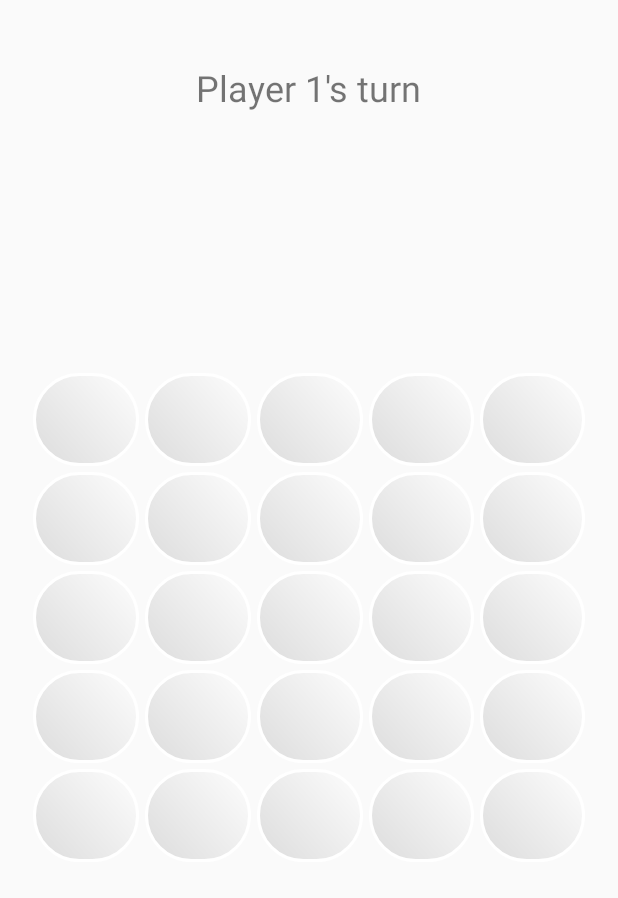
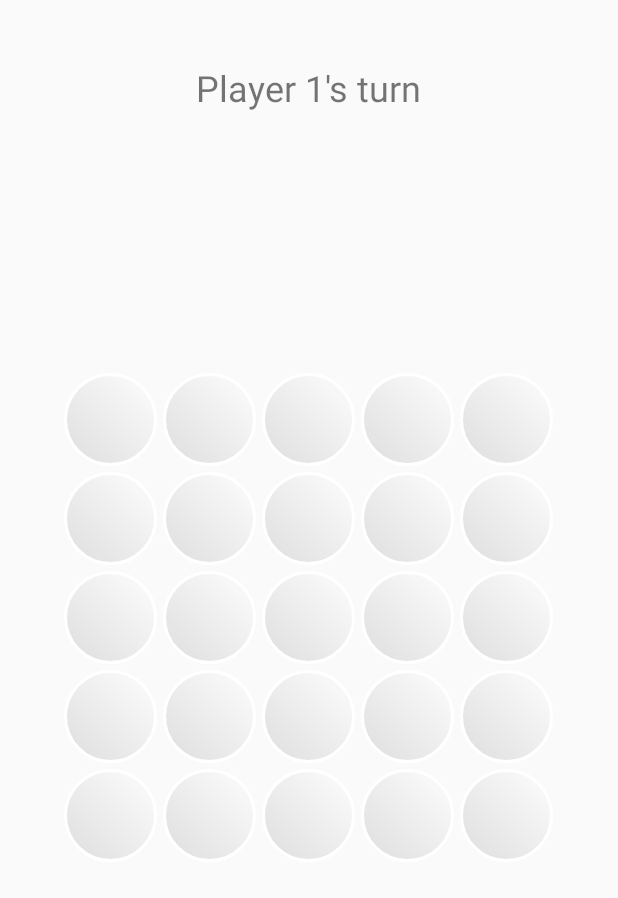
Before and after one commit to wilbur04/llama_Avoid4, an Android app: the GameActivity screen opened directly, with no data from a screen before it, on a phone screen of 412 x 824 dp. Shown: the top 898 px of the screen. Run offline under Robolectric (Android 15) with nearby library versions, the phone set to English and light mode, and no system bars.

Commit message:
Fixed not round buttons problem.

```diff
--- a/app/src/main/java/com/llamaniac/not4/avoid4/GameActivity.java
+++ b/app/src/main/java/com/llamaniac/not4/avoid4/GameActivity.java
@@ -2,6 +2,7 @@ package com.llamaniac.not4.avoid4;
 
 import android.os.Bundle;
 import android.support.v7.app.AppCompatActivity;
+import android.util.DisplayMetrics;
 import android.view.View;
 import android.widget.Button;
 import android.widget.TextView;
@@ -23,6 +24,7 @@ public class GameActivity extends AppCompatActivity implements View.OnClickListe
     protected void onCreate(Bundle savedInstanceState){
         super.onCreate(savedInstanceState);
         setContentView(R.layout.activity_game);
+
 
         color_green = getResources().getColor(R.color.player_1);
         color_blue = getResources().getColor(R.color.player_2);
--- a/app/src/main/res/drawable/shape3.xml
+++ b/app/src/main/res/drawable/shape3.xml
@@ -5,7 +5,7 @@
     <gradient
         android:angle="225"
         android:startColor="#ddfefefe"
-        android:endColor="#ddd8d8d8"/>
+        android:endColor="#dddadada"/>
     <corners
         android:bottomLeftRadius="90dp"
         android:bottomRightRadius="90dp"
--- a/app/src/main/res/layout/activity_game.xml
+++ b/app/src/main/res/layout/activity_game.xml
@@ -14,211 +14,217 @@
         android:text="Player 1's turn"
         android:textSize="24sp" />
 
-    <TableLayout
+    <LinearLayout
         android:layout_width="wrap_content"
         android:layout_height="wrap_content"
-        android:padding="20dip"
-        android:layout_centerVertical="true"
-        android:layout_alignParentLeft="true"
-        android:layout_alignParentStart="true">
-        <TableRow
+        android:orientation="vertical"
+        android:layout_centerHorizontal="true"
+        android:layout_centerVertical="true">
+
+        <LinearLayout
             android:layout_width="match_parent"
             android:layout_height="match_parent">
-
             <Button
                 android:id="@+id/c1a"
                 android:layout_height="62dip"
                 android:layout_margin="2dp"
-                android:layout_weight="1"
+                android:layout_width="62dip"
                 android:background="@drawable/shape3" />
 
             <Button
                 android:id="@+id/c2a"
                 android:layout_height="62dip"
                 android:layout_margin="2dp"
-                android:layout_weight="1"
+                android:layout_width="62dip"
                 android:background="@drawable/shape3" />
 
             <Button
                 android:id="@+id/c3a"
-                android:layout_weight="1"
                 android:layout_height="62dip"
                 android:layout_margin="2dp"
+                android:layout_width="62dip"
                 android:background="@drawable/shape3" />
 
             <Button
                 android:id="@+id/c4a"
-                android:layout_weight="1"
                 android:layout_height="62dip"
                 android:layout_margin="2dp"
-                android:background="@drawable/shape3"/>
+                android:layout_width="62dip"
+                android:background="@drawable/shape3" />
 
             <Button
                 android:id="@+id/c5a"
-                android:layout_weight="1"
                 android:layout_height="62dip"
                 android:layout_margin="2dp"
-                android:background="@drawable/shape3"/>
-        </TableRow>
-        <TableRow
+                android:layout_width="62dip"
+                android:background="@drawable/shape3" />
+
+        </LinearLayout>
+
+        <LinearLayout
             android:layout_width="match_parent"
             android:layout_height="match_parent">
 
             <Button
                 android:id="@+id/c1b"
-                android:layout_weight="1"
+                android:layout_height="62dip"
                 android:layout_margin="2dp"
-                android:layout_height="62dip"
-                android:background="@drawable/shape3"/>
+                android:layout_width="62dip"
+                android:background="@drawable/shape3" />
 
             <Button
                 android:id="@+id/c2b"
-                android:layout_weight="1"
+                android:layout_height="62dip"
                 android:layout_margin="2dp"
-                android:layout_height="62dip"
-                android:background="@drawable/shape3"/>
+                android:layout_width="62dip"
+                android:background="@drawable/shape3" />
 
             <Button
                 android:id="@+id/c3b"
-                android:layout_weight="1"
+                android:layout_height="62dip"
                 android:layout_margin="2dp"
-                android:layout_height="62dip"
-                android:background="@drawable/shape3"/>
+                android:layout_width="62dip"
+                android:background="@drawable/shape3" />
 
             <Button
                 android:id="@+id/c4b"
-                android:layout_weight="1"
+                android:layout_height="62dip"
                 android:layout_margin="2dp"
-                android:layout_height="62dip"
-                android:background="@drawable/shape3"/>
+                android:layout_width="62dip"
+                android:background="@drawable/shape3" />
 
             <Button
                 android:id="@+id/c5b"
-                android:layout_weight="1"
+                android:layout_height="62dip"
                 android:layout_margin="2dp"
-                android:layout_height="62dip"
-                android:background="@drawable/shape3"/>
-        </TableRow>
-        <TableRow
+                android:layout_width="62dip"
+                android:background="@drawable/shape3" />
+
+        </LinearLayout>
+
+        <LinearLayout
             android:layout_width="match_parent"
             android:layout_height="match_parent">
 
             <Button
                 android:id="@+id/c1c"
-                android:layout_weight="1"
+                android:layout_height="62dip"
                 android:layout_margin="2dp"
-                android:layout_height="62dip"
-                android:background="@drawable/shape3"/>
+                android:layout_width="62dip"
+                android:background="@drawable/shape3" />
 
             <Button
                 android:id="@+id/c2c"
-                android:layout_weight="1"
+                android:layout_height="62dip"
                 android:layout_margin="2dp"
-                android:layout_height="62dip"
-                android:background="@drawable/shape3"/>
+                android:layout_width="62dip"
+                android:background="@drawable/shape3" />
 
             <Button
                 android:id="@+id/c3c"
-                android:layout_weight="1"
+                android:layout_height="62dip"
                 android:layout_margin="2dp"
-                android:layout_height="62dip"
-                android:background="@drawable/shape3"/>
+                android:layout_width="62dip"
+                android:background="@drawable/shape3" />
 
             <Button
                 android:id="@+id/c4c"
-                android:layout_weight="1"
+                android:layout_height="62dip"
                 android:layout_margin="2dp"
-                android:layout_height="62dip"
-                android:background="@drawable/shape3"/>
+                android:layout_width="62dip"
+                android:background="@drawable/shape3" />
 
             <Button
                 android:id="@+id/c5c"
-                android:layout_weight="1"
+                android:layout_height="62dip"
                 android:layout_margin="2dp"
-                android:layout_height="62dip"
-                android:background="@drawable/shape3"/>
-        </TableRow>
-        <TableRow
+                android:layout_width="62dip"
+                android:background="@drawable/shape3" />
+
+        </LinearLayout>
+
+        <LinearLayout
             android:layout_width="match_parent"
             android:layout_height="match_parent">
 
             <Button
                 android:id="@+id/c1d"
-                android:layout_weight="1"
+                android:layout_height="62dip"
                 android:layout_margin="2dp"
-                android:layout_height="62dip"
-                android:background="@drawable/shape3"/>
+                android:layout_width="62dip"
+                android:background="@drawable/shape3" />
 
             <Button
                 android:id="@+id/c2d"
-                android:layout_weight="1"
+                android:layout_height="62dip"
                 android:layout_margin="2dp"
-                android:layout_height="62dip"
-                android:background="@drawable/shape3"/>
+                android:layout_width="62dip"
+                android:background="@drawable/shape3" />
 
             <Button
                 android:id="@+id/c3d"
-                android:layout_weight="1"
+                android:layout_height="62dip"
                 android:layout_margin="2dp"
-                android:layout_height="62dip"
-                android:background="@drawable/shape3"/>
+                android:layout_width="62dip"
+                android:background="@drawable/shape3" />
 
             <Button
                 android:id="@+id/c4d"
-                android:layout_weight="1"
+                android:layout_height="62dip"
                 android:layout_margin="2dp"
-                android:layout_height="62dip"
-                android:background="@drawable/shape3"/>
+                android:layout_width="62dip"
+                android:background="@drawable/shape3" />
 
             <Button
                 android:id="@+id/c5d"
-                android:layout_weight="1"
+                android:layout_height="62dip"
                 android:layout_margin="2dp"
-                android:layout_height="62dip"
-                android:background="@drawable/shape3"/>
-        </TableRow>
-        <TableRow
+                android:layout_width="62dip"
+                android:background="@drawable/shape3" />
+
+        </LinearLayout>
+
+        <LinearLayout
             android:layout_width="match_parent"
             android:layout_height="match_parent">
 
             <Button
                 android:id="@+id/c1e"
-                android:layout_weight="1"
+                android:layout_height="62dip"
                 android:layout_margin="2dp"
-                android:layout_height="62dip"
-                android:background="@drawable/shape3"/>
+                android:layout_width="62dip"
+                android:background="@drawable/shape3" />
 
             <Button
                 android:id="@+id/c2e"
-                android:layout_weight="1"
+                android:layout_height="62dip"
                 android:layout_margin="2dp"
-                android:layout_height="62dip"
-                android:background="@drawable/shape3"/>
+                android:layout_width="62dip"
+                android:background="@drawable/shape3" />
 
             <Button
                 android:id="@+id/c3e"
-                android:layout_weight="1"
+                android:layout_height="62dip"
                 android:layout_margin="2dp"
-                android:layout_height="62dip"
-                android:background="@drawable/shape3"/>
+                android:layout_width="62dip"
+                android:background="@drawable/shape3" />
 
             <Button
                 android:id="@+id/c4e"
-                android:layout_weight="1"
+                android:layout_height="62dip"
                 android:layout_margin="2dp"
-                android:layout_height="62dip"
-                android:background="@drawable/shape3"/>
+                android:layout_width="62dip"
+                android:background="@drawable/shape3" />
 
             <Button
                 android:id="@+id/c5e"
-                android:layout_weight="1"
+                android:layout_height="62dip"
                 android:layout_margin="2dp"
-                android:layout_height="62dip"
-                android:background="@drawable/shape3"/>
-        </TableRow>
+                android:layout_width="62dip"
+                android:background="@drawable/shape3" />
 
+        </LinearLayout>
 
-    </TableLayout>
-
+    </LinearLayout>
 
 </RelativeLayout>
```
